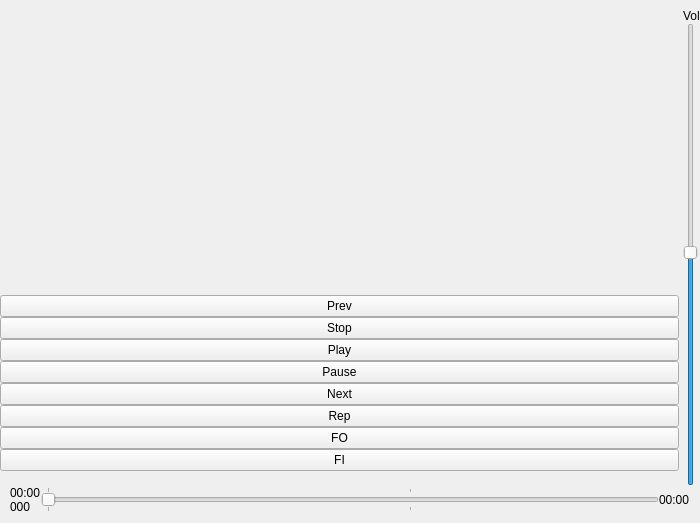
The window that GUI/main_window.ui (Eugene-q/PresenterPlayer) describes before a commit, drawn with Qt 5.
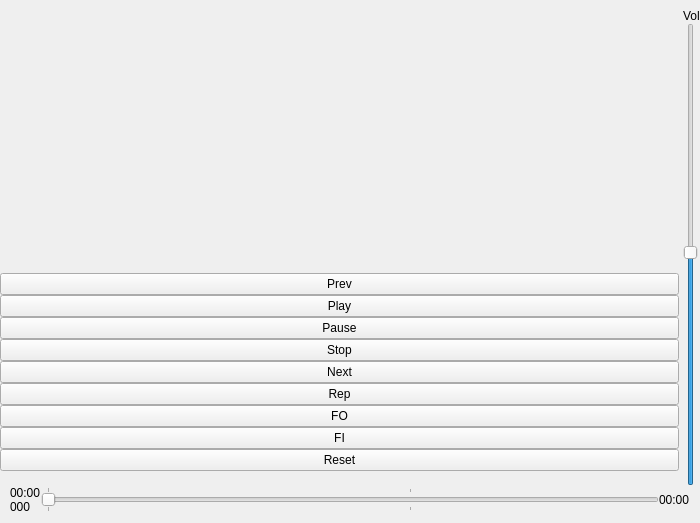
The same window after the commit.

Commit message: - кнопки mute на виджетах песен - отключение песни без удаления. Деактивация кнопок play/pause для выключенной песни. Пропуск этой песни в play_previous(пытается выбрать песню до отключённой) и play_next(пытается выбрать песню после отключенной) - кнопка сброса настроек текущей песни. Многочисленные баги при попытке добавить порядок воспроизведения. НОРМАЛЬНО НЕ РАБОТАЕТ! ! !

```diff
--- a/GUI/main_window.ui
+++ b/GUI/main_window.ui
@@ -107,13 +107,6 @@
               </property>
              </widget>
             </item>
-            <item>
-             <widget class="QPushButton" name="buttonStop">
-              <property name="text">
-               <string>Stop</string>
-              </property>
-             </widget>
-            </item>
             <item>
              <widget class="QPushButton" name="buttonPlay">
               <property name="text">
@@ -134,6 +127,13 @@
               </property>
              </widget>
             </item>
+            <item>
+             <widget class="QPushButton" name="buttonStop">
+              <property name="text">
+               <string>Stop</string>
+              </property>
+             </widget>
+            </item>
             <item>
              <widget class="QPushButton" name="buttonNext">
               <property name="text">
@@ -165,6 +165,13 @@
               </property>
              </widget>
             </item>
+            <item>
+             <widget class="QPushButton" name="buttonReset">
+              <property name="text">
+               <string>Reset</string>
+              </property>
+             </widget>
+            </item>
            </layout>
           </item>
           <item>
```
The commit also changes 2 other files.
